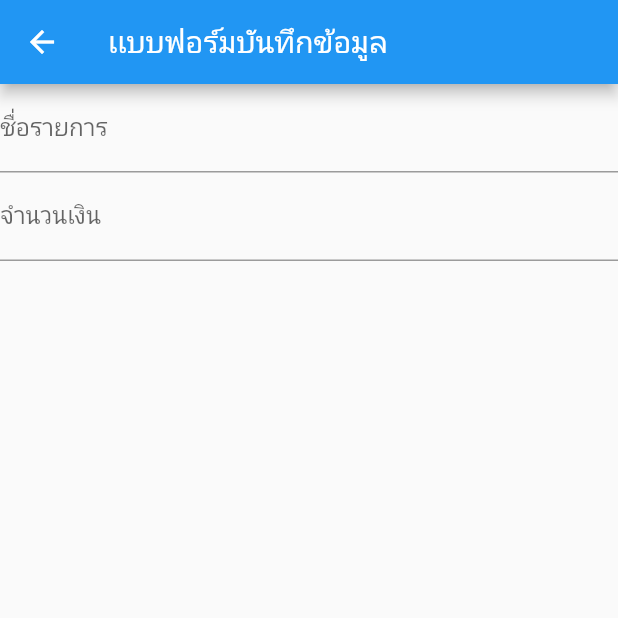
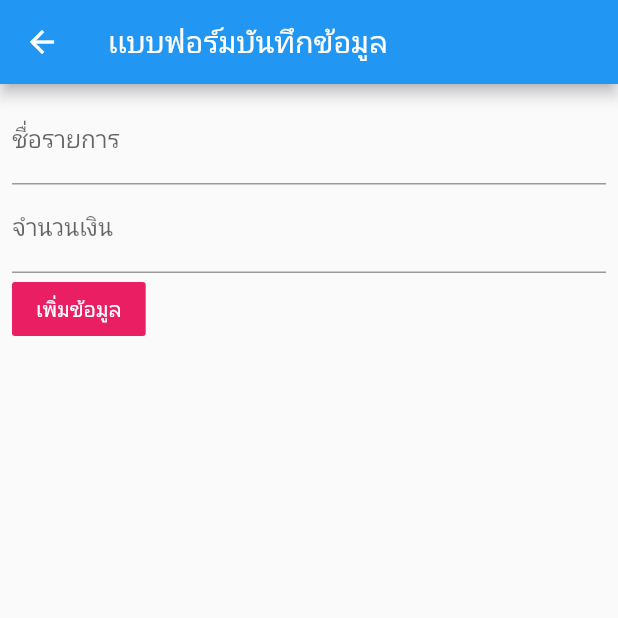
Before and after one commit to SIBPPAKORN/flutter_database-LAB5, a Flutter app: the formscreen screen opened directly, on a phone screen of 412 x 824 dp, the top half of it. Run offline on Flutter 3.47's test engine with Material 2 defaults, Android fonts, the phone set to English and light mode, and no system bars.

Commit message:
formscreen(4)

```diff
--- a/lib/screens/form_screen.dart
+++ b/lib/screens/form_screen.dart
@@ -7,14 +7,22 @@ class formscreen extends StatelessWidget {
         appBar: AppBar(
           title: Text("เเบบฟอร์มบันทึกข้อมูล"),
         ),
-        body: Form(
-          child: Column(children: [
+        body: Padding(
+          padding: const EdgeInsets.all(8.0),
+          child:
+              Column(crossAxisAlignment: CrossAxisAlignment.start, children: [
             TextFormField(
               decoration: new InputDecoration(labelText: "ชื่อรายการ"),
             ),
             TextFormField(
               decoration: new InputDecoration(labelText: "จำนวนเงิน"),
             ),
+            FlatButton(
+              child: Text("เพิ่มข้อมูล"),
+              color: Colors.pink,
+              textColor: Colors.white,
+              onPressed: () {},
+            )
           ]),
         ));
   }
```
